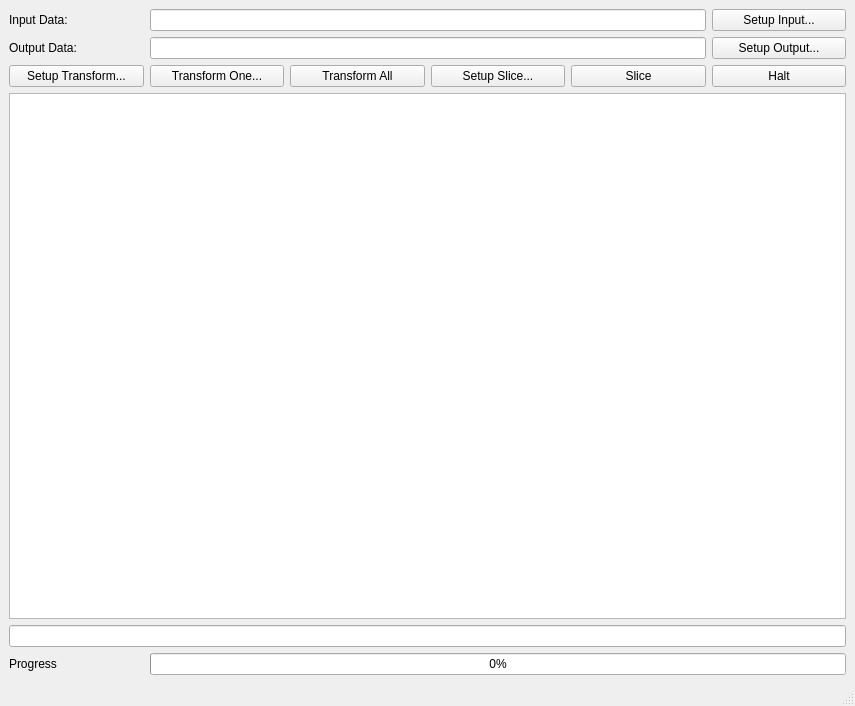
First picture: the form in cctwqt/cctwqtmainwindow.ui, repository guyjennings/cctw, before the edit.
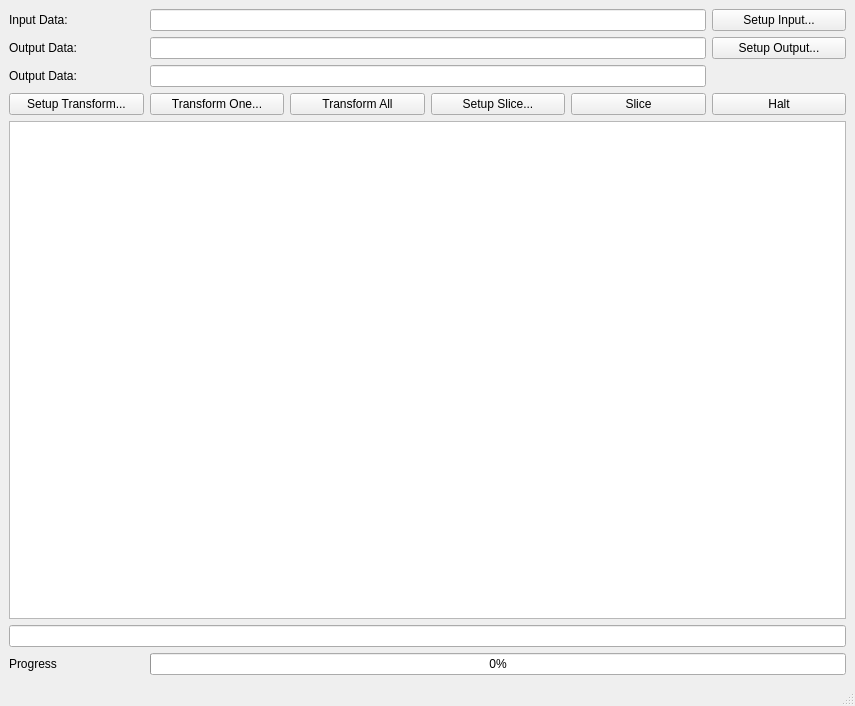
Second picture: the form after the edit.

Diff of the .ui file:
```diff
--- a/cctwqt/cctwqtmainwindow.ui
+++ b/cctwqt/cctwqtmainwindow.ui
@@ -15,44 +15,72 @@
   </property>
   <widget class="QWidget" name="centralwidget">
    <layout class="QGridLayout" name="gridLayout">
-    <item row="3" column="0" colspan="6">
+    <item row="3" column="1">
+     <widget class="QPushButton" name="m_TransformOneButton">
+      <property name="text">
+       <string>Transform One...</string>
+      </property>
+     </widget>
+    </item>
+    <item row="3" column="0">
+     <widget class="QPushButton" name="m_SetupTransformButton">
+      <property name="text">
+       <string>Setup Transform...</string>
+      </property>
+     </widget>
+    </item>
+    <item row="0" column="1" colspan="4">
+     <widget class="QLineEdit" name="m_InputData"/>
+    </item>
+    <item row="5" column="0" colspan="6">
+     <widget class="QLineEdit" name="m_CommandInput">
+      <property name="layoutDirection">
+       <enum>Qt::RightToLeft</enum>
+      </property>
+     </widget>
+    </item>
+    <item row="3" column="3">
+     <widget class="QPushButton" name="m_SetupSliceButton">
+      <property name="text">
+       <string>Setup Slice...</string>
+      </property>
+     </widget>
+    </item>
+    <item row="6" column="0">
+     <widget class="QLabel" name="m_ProgressLabel">
+      <property name="text">
+       <string>Progress</string>
+      </property>
+     </widget>
+    </item>
+    <item row="3" column="5">
+     <widget class="QPushButton" name="m_HaltButton">
+      <property name="text">
+       <string>Halt</string>
+      </property>
+     </widget>
+    </item>
+    <item row="4" column="0" colspan="6">
      <widget class="QTextEdit" name="m_OutputMessages">
       <property name="readOnly">
        <bool>true</bool>
       </property>
      </widget>
     </item>
-    <item row="2" column="4">
-     <widget class="QPushButton" name="m_TransformSliceButton">
-      <property name="text">
-       <string>Slice</string>
-      </property>
-     </widget>
-    </item>
-    <item row="1" column="1" colspan="4">
-     <widget class="QLineEdit" name="m_OutputData"/>
-    </item>
-    <item row="2" column="3">
-     <widget class="QPushButton" name="m_SetupSliceButton">
-      <property name="text">
-       <string>Setup Slice...</string>
-      </property>
-     </widget>
-    </item>
-    <item row="0" column="1" colspan="4">
-     <widget class="QLineEdit" name="m_InputData"/>
-    </item>
-    <item row="2" column="2">
+    <item row="3" column="2">
      <widget class="QPushButton" name="m_TransformAllButton">
       <property name="text">
        <string>Transform All</string>
       </property>
      </widget>
     </item>
-    <item row="2" column="5">
-     <widget class="QPushButton" name="m_HaltButton">
+    <item row="1" column="1" colspan="4">
+     <widget class="QLineEdit" name="m_OutputData"/>
+    </item>
+    <item row="3" column="4">
+     <widget class="QPushButton" name="m_TransformSliceButton">
       <property name="text">
-       <string>Halt</string>
+       <string>Slice</string>
       </property>
      </widget>
     </item>
@@ -63,13 +91,6 @@
       </property>
      </widget>
     </item>
-    <item row="0" column="5">
-     <widget class="QPushButton" name="m_SetupInputButton">
-      <property name="text">
-       <string>Setup Input...</string>
-      </property>
-     </widget>
-    </item>
     <item row="1" column="5">
      <widget class="QPushButton" name="m_SetupOutputButton">
       <property name="text">
@@ -77,34 +98,20 @@
       </property>
      </widget>
     </item>
-    <item row="2" column="1">
-     <widget class="QPushButton" name="m_TransformOneButton">
+    <item row="0" column="5">
+     <widget class="QPushButton" name="m_SetupInputButton">
       <property name="text">
-       <string>Transform One...</string>
+       <string>Setup Input...</string>
       </property>
      </widget>
     </item>
-    <item row="2" column="0">
-     <widget class="QPushButton" name="m_SetupTransformButton">
-      <property name="text">
-       <string>Setup Transform...</string>
-      </property>
-     </widget>
-    </item>
-    <item row="5" column="1" colspan="5">
+    <item row="6" column="1" colspan="5">
      <widget class="QProgressBar" name="m_ProgressBar">
       <property name="value">
        <number>0</number>
       </property>
      </widget>
     </item>
-    <item row="5" column="0">
-     <widget class="QLabel" name="m_ProgressLabel">
-      <property name="text">
-       <string>Progress</string>
-      </property>
-     </widget>
-    </item>
     <item row="0" column="0">
      <widget class="QLabel" name="label">
       <property name="text">
@@ -112,13 +119,16 @@
       </property>
      </widget>
     </item>
-    <item row="4" column="0" colspan="6">
-     <widget class="QLineEdit" name="m_CommandInput">
-      <property name="layoutDirection">
-       <enum>Qt::RightToLeft</enum>
+    <item row="2" column="0">
+     <widget class="QLabel" name="label_3">
+      <property name="text">
+       <string>Output Data:</string>
       </property>
      </widget>
     </item>
+    <item row="2" column="1" colspan="4">
+     <widget class="QLineEdit" name="m_OutputSliceData"/>
+    </item>
    </layout>
   </widget>
   <widget class="QMenuBar" name="menubar">
```
